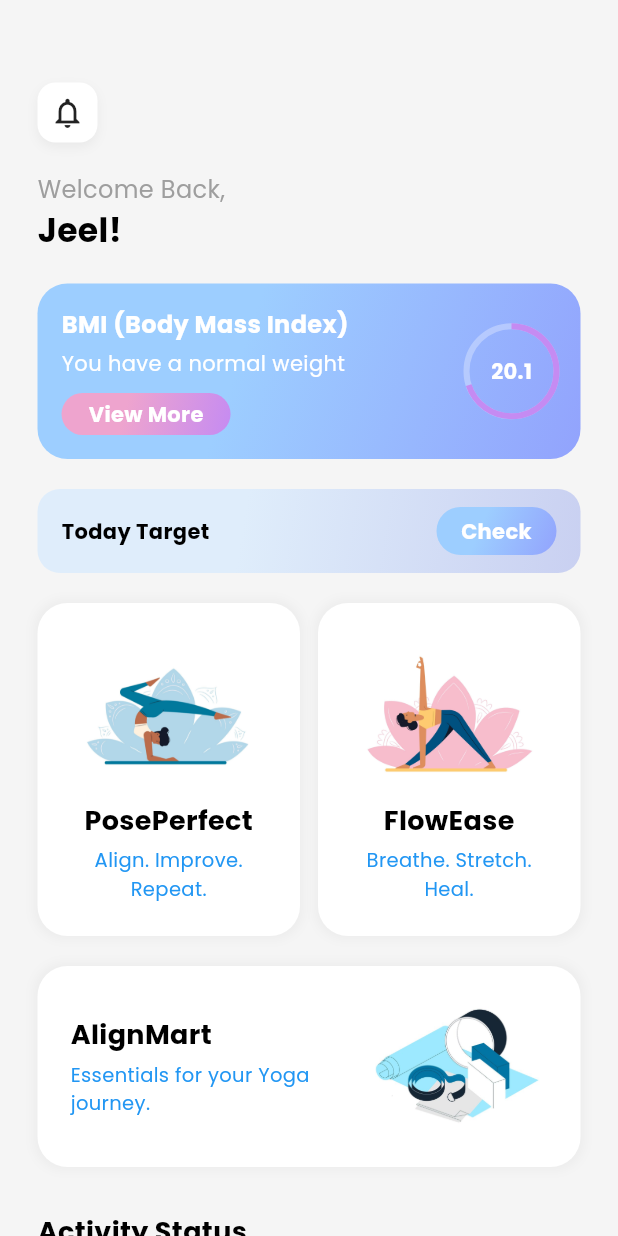
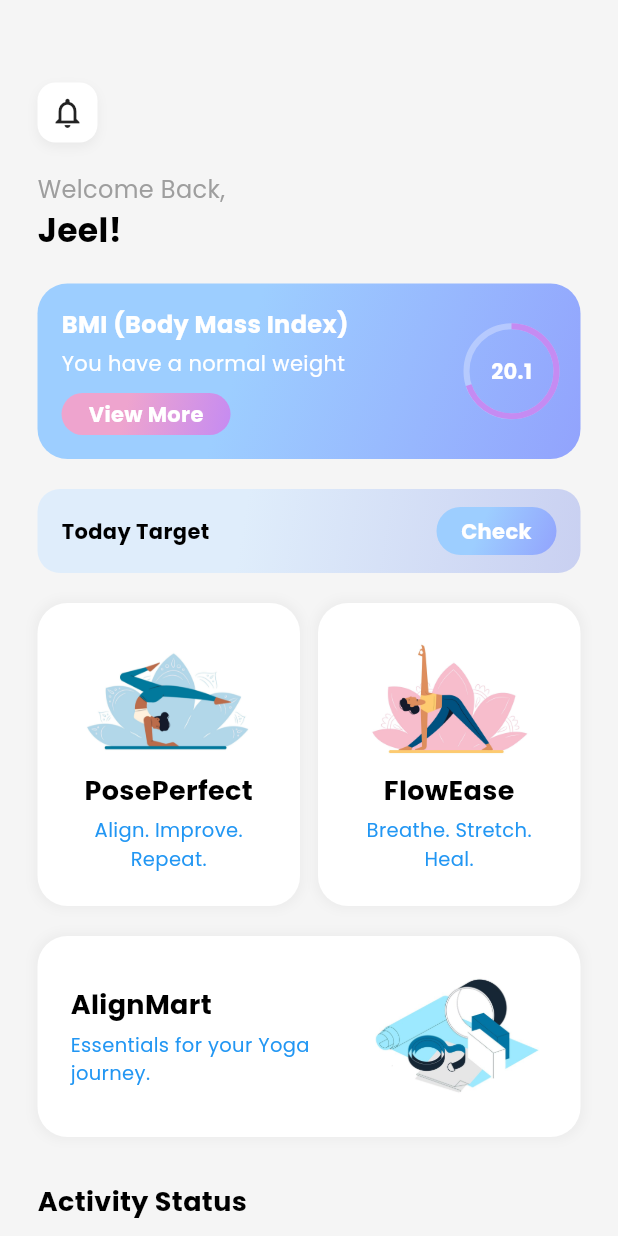
Before and after one commit to Liyo08/AlignMe, a Flutter app: the HomeScreen screen opened directly, on a phone screen of 412 x 824 dp. Run offline on Flutter 3.47's test engine with Material 3 defaults, Android fonts, the light colour scheme and no system bars; our stand-ins replace fl_chart, flutter_switch, font_awesome_flutter, google_fonts.

Commit message:
Images added to initial welcome pages

```diff
--- a/lib/main.dart
+++ b/lib/main.dart
@@ -744,7 +744,7 @@ LatestWorkoutSection(),
           mainAxisAlignment: MainAxisAlignment.center,        // 👈 vertical center
           crossAxisAlignment: CrossAxisAlignment.center,      // 👈 horizontal center
           children: [
-            Image.asset(asset, height: 100),
+            Image.asset(asset, height: 80),
             const SizedBox(height: 10),
             Text(
               title,
--- a/lib/splash_page.dart
+++ b/lib/splash_page.dart
@@ -113,7 +113,7 @@ class SplashPage2 extends StatelessWidget {
 
             // Center Image
             Image.asset(
-              "assets/images/meditation.png",
+              "assets/splashpage2.png",
               height: 200,
             ),
             const SizedBox(height: 40),
@@ -230,7 +230,7 @@ class SplashPage3 extends StatelessWidget {
             const Spacer(flex: 2),
 
             Image.asset(
-              "assets/splash3.png",
+              "assets/splashpage3.png",
               height: 250,
             ),
 
```
Also changed, not shown: lib/detailcollection_page.dart (+5 -5 lines), pubspec.yaml (+8 -0 lines), assets/goal1.png (added), assets/goal2.png (added), assets/goal3.png (added), assets/google.svg (added), assets/splashdetail.png (added), assets/splashpage1.svg (added), assets/splashpage2.png (added), assets/splashpage3.png (added).
